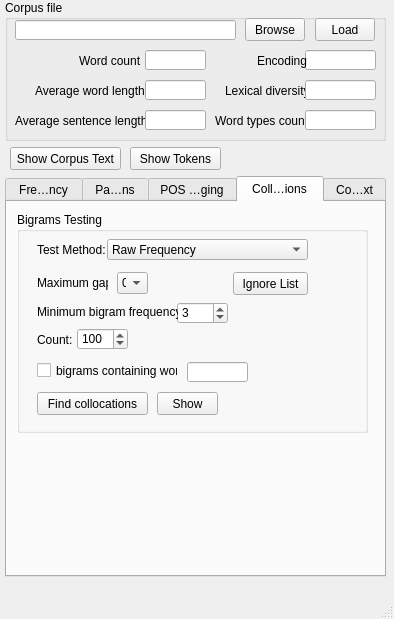
gabruszka/SAIL, file Main/form.ui: the form before one commit.
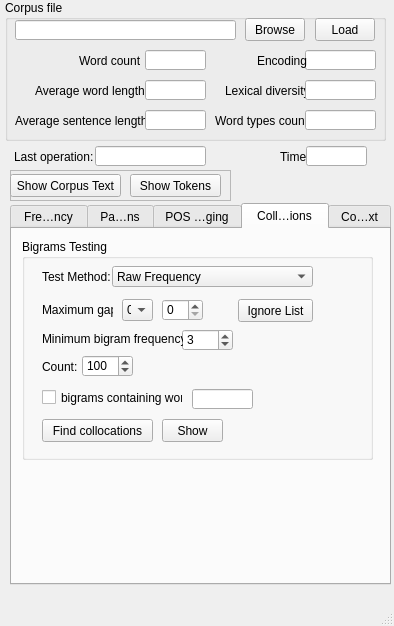
The form after the commit. The open tabs and pages were chosen to show the change.

Patch:
```diff
--- a/Main/form.ui
+++ b/Main/form.ui
@@ -7,7 +7,7 @@
     <x>0</x>
     <y>0</y>
     <width>394</width>
-    <height>619</height>
+    <height>626</height>
    </rect>
   </property>
   <property name="sizePolicy">
@@ -38,10 +38,10 @@
     </property>
     <property name="geometry">
      <rect>
-      <x>5</x>
-      <y>176</y>
+      <x>10</x>
+      <y>203</y>
       <width>381</width>
-      <height>401</height>
+      <height>382</height>
      </rect>
     </property>
     <property name="sizePolicy">
@@ -1373,6 +1373,25 @@
         <bool>false</bool>
        </property>
       </widget>
+      <widget class="QSpinBox" name="collMaxGap">
+       <property name="geometry">
+        <rect>
+         <x>140</x>
+         <y>60</y>
+         <width>41</width>
+         <height>22</height>
+        </rect>
+       </property>
+       <property name="minimum">
+        <number>0</number>
+       </property>
+       <property name="maximum">
+        <number>20</number>
+       </property>
+       <property name="value">
+        <number>0</number>
+       </property>
+      </widget>
      </widget>
     </widget>
     <widget class="QWidget" name="tab">
@@ -1714,30 +1733,119 @@
      </property>
     </widget>
    </widget>
-   <widget class="QPushButton" name="showCorpusTextBtn">
+   <widget class="QFrame" name="buttonFrame">
     <property name="geometry">
      <rect>
       <x>10</x>
-      <y>147</y>
+      <y>170</y>
+      <width>221</width>
+      <height>31</height>
+     </rect>
+    </property>
+    <property name="frameShape">
+     <enum>QFrame::StyledPanel</enum>
+    </property>
+    <property name="frameShadow">
+     <enum>QFrame::Raised</enum>
+    </property>
+    <widget class="QPushButton" name="showTokensBtn">
+     <property name="geometry">
+      <rect>
+       <x>120</x>
+       <y>4</y>
+       <width>91</width>
+       <height>23</height>
+      </rect>
+     </property>
+     <property name="text">
+      <string>Show Tokens</string>
+     </property>
+     <property name="checkable">
+      <bool>false</bool>
+     </property>
+     <property name="autoDefault">
+      <bool>false</bool>
+     </property>
+     <property name="default">
+      <bool>false</bool>
+     </property>
+     <property name="flat">
+      <bool>false</bool>
+     </property>
+    </widget>
+    <widget class="QPushButton" name="showCorpusTextBtn">
+     <property name="geometry">
+      <rect>
+       <x>0</x>
+       <y>4</y>
+       <width>111</width>
+       <height>23</height>
+      </rect>
+     </property>
+     <property name="text">
+      <string>Show Corpus Text</string>
+     </property>
+    </widget>
+   </widget>
+   <widget class="QLabel" name="label_28">
+    <property name="geometry">
+     <rect>
+      <x>14</x>
+      <y>146</y>
+      <width>81</width>
+      <height>21</height>
+     </rect>
+    </property>
+    <property name="text">
+     <string>Last operation:</string>
+    </property>
+   </widget>
+   <widget class="QLineEdit" name="lastOperation">
+    <property name="geometry">
+     <rect>
+      <x>95</x>
+      <y>146</y>
       <width>111</width>
-      <height>23</height>
+      <height>20</height>
      </rect>
     </property>
-    <property name="text">
-     <string>Show Corpus Text</string>
+    <property name="alignment">
+     <set>Qt::AlignCenter</set>
     </property>
+    <property name="dragEnabled">
+     <bool>true</bool>
+    </property>
+    <property name="readOnly">
+     <bool>true</bool>
+    </property>
    </widget>
-   <widget class="QPushButton" name="showTokensBtn">
+   <widget class="QLabel" name="label_29">
     <property name="geometry">
      <rect>
-      <x>130</x>
-      <y>147</y>
-      <width>91</width>
-      <height>23</height>
+      <x>280</x>
+      <y>146</y>
+      <width>31</width>
+      <height>21</height>
      </rect>
     </property>
     <property name="text">
-     <string>Show Tokens</string>
+     <string>Time:</string>
+    </property>
+   </widget>
+   <widget class="QLineEdit" name="elapsedTime">
+    <property name="geometry">
+     <rect>
+      <x>306</x>
+      <y>146</y>
+      <width>61</width>
+      <height>20</height>
+     </rect>
+    </property>
+    <property name="dragEnabled">
+     <bool>true</bool>
+    </property>
+    <property name="readOnly">
+     <bool>true</bool>
     </property>
    </widget>
   </widget>
```
Left out of the diff: 14 changed lines with no effect on the pictures.
